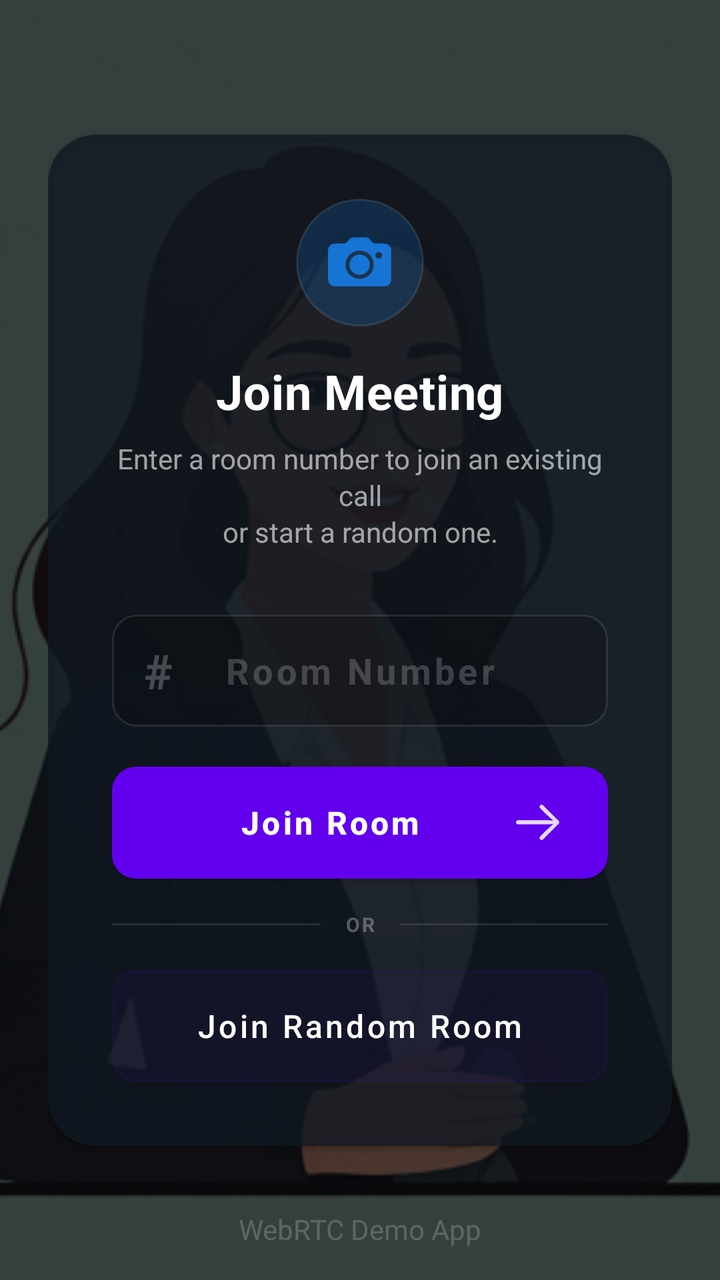
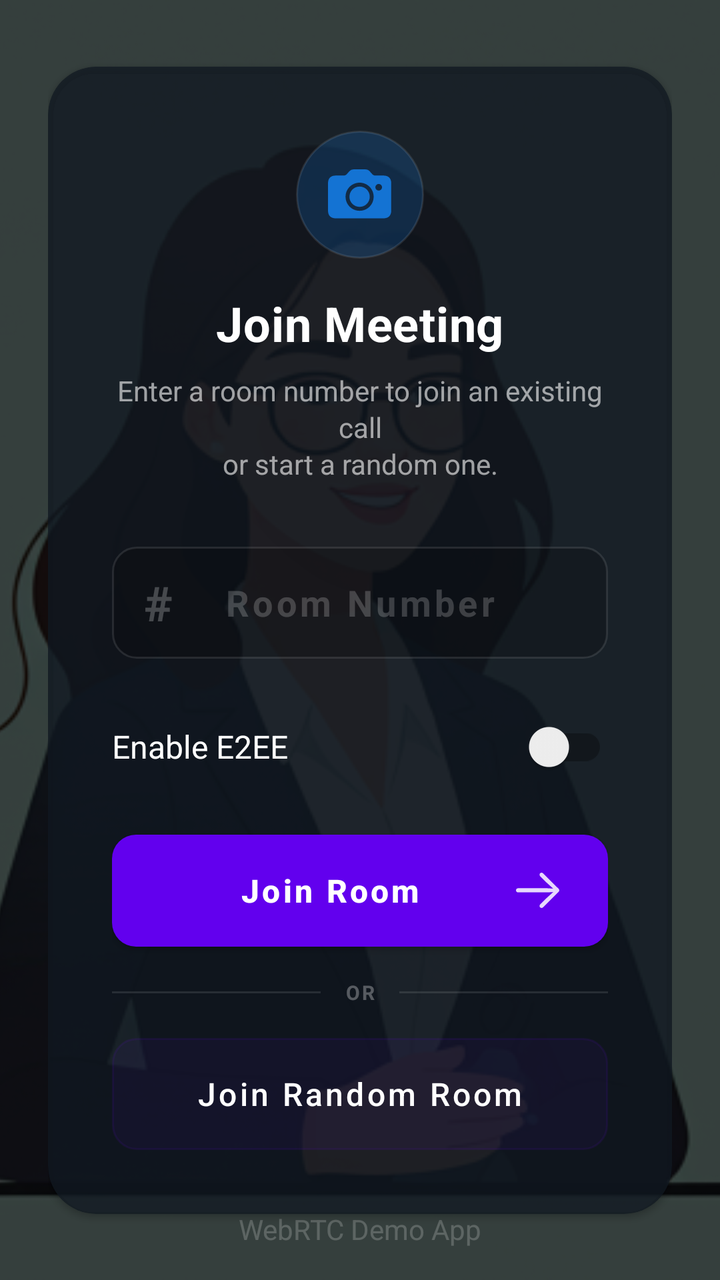

An Android layout rendered at two revisions. The XML below is the earlier revision; the diff shows what the commit changed to produce the second picture.
<!-- AndroidManifest.xml: application theme Theme.MyApplication -->
<!-- res/layout/activity_main.xml -->
<?xml version="1.0" encoding="utf-8"?>
<FrameLayout xmlns:android="http://schemas.android.com/apk/res/android"
    xmlns:app="http://schemas.android.com/apk/res-auto"
    xmlns:tools="http://schemas.android.com/tools"
    android:layout_width="match_parent"
    android:layout_height="match_parent">

    
    <ImageView
        android:id="@+id/backgroundImage"
        android:layout_width="match_parent"
        android:layout_height="match_parent"
        android:scaleType="centerCrop"
        android:src="@drawable/background"
        android:contentDescription="Background" />

    
    <View
        android:layout_width="match_parent"
        android:layout_height="match_parent"
        android:background="#B3000000" />

    
    <ScrollView
        android:layout_width="match_parent"
        android:layout_height="match_parent"
        android:fillViewport="true">

        <androidx.constraintlayout.widget.ConstraintLayout
            android:layout_width="match_parent"
            android:layout_height="wrap_content"
            android:paddingHorizontal="24dp">

            
            <androidx.cardview.widget.CardView
                android:id="@+id/glassPanelCard"
                android:layout_width="0dp"
                android:layout_height="wrap_content"
                android:layout_marginHorizontal="0dp"
                app:cardBackgroundColor="@color/glass_panel"
                app:cardCornerRadius="24dp"
                app:layout_constraintBottom_toBottomOf="parent"
                app:layout_constraintEnd_toEndOf="parent"
                app:layout_constraintStart_toStartOf="parent"
                app:layout_constraintTop_toTopOf="parent"
                app:layout_constraintWidth_max="400dp">

                <LinearLayout
                    android:layout_width="match_parent"
                    android:layout_height="wrap_content"
                    android:gravity="center"
                    android:orientation="vertical"
                    android:padding="32dp">

                    
                    <FrameLayout
                        android:layout_width="64dp"
                        android:layout_height="64dp"
                        android:layout_marginBottom="8dp"
                        android:background="@drawable/icon_circle_background">

                        <ImageView
                            android:layout_width="32dp"
                            android:layout_height="32dp"
                            android:layout_gravity="center"
                            android:contentDescription="Video Call Icon"
                            android:src="@drawable/camera_fill"
                            android:tint="@color/primary" />
                    </FrameLayout>

                    
                    <TextView
                        android:layout_width="wrap_content"
                        android:layout_height="wrap_content"
                        android:layout_marginTop="8dp"
                        android:letterSpacing="0.01"
                        android:text="Join Meeting"
                        android:textColor="@color/white"
                        android:textSize="24sp"
                        android:textStyle="bold" />

                    
                    <TextView
                        android:layout_width="wrap_content"
                        android:layout_height="wrap_content"
                        android:layout_marginTop="8dp"
                        android:layout_marginBottom="32dp"
                        android:lineSpacingExtra="2dp"
                        android:text="Enter a room number to join an existing call\nor start a random one."
                        android:textAlignment="center"
                        android:textColor="@color/white_60"
                        android:textSize="14sp" />

                    
                    <FrameLayout
                        android:layout_width="match_parent"
                        android:layout_height="wrap_content"
                        android:layout_marginBottom="20dp">

                        
                        <TextView
                            android:layout_width="wrap_content"
                            android:layout_height="wrap_content"
                            android:layout_gravity="center_vertical|start"
                            android:layout_marginStart="16dp"
                            android:text="#"
                            android:textColor="@color/white_30"
                            android:textSize="24sp"
                            android:textStyle="bold" />

                        
                        <EditText
                            android:id="@+id/roomIDText"
                            android:layout_width="match_parent"
                            android:layout_height="56dp"
                            android:background="@drawable/input_background"
                            android:gravity="center"
                            android:hint="Room Number"
                            android:inputType="number"
                            android:letterSpacing="0.1"
                            android:paddingHorizontal="48dp"
                            android:paddingVertical="16dp"
                            android:textColor="@color/white"
                            android:textColorHint="@color/white_20"
                            android:textSize="18sp"
                            android:textStyle="bold" />
                    </FrameLayout>

                    
                    <Button
                        android:id="@+id/btnJoin"
                        android:layout_width="match_parent"
                        android:layout_height="56dp"
                        android:layout_marginBottom="12dp"
                        android:background="@drawable/btn_primary_background"
                        android:drawableEnd="@drawable/arrow_right"
                        android:drawablePadding="8dp"
                        android:gravity="center"
                        android:paddingHorizontal="24dp"
                        android:text="Join Room"
                        android:textAllCaps="false"
                        android:textColor="@color/white"
                        android:textSize="16sp"
                        android:textStyle="bold" />

                    
                    <LinearLayout
                        android:layout_width="match_parent"
                        android:layout_height="wrap_content"
                        android:layout_marginVertical="4dp"
                        android:gravity="center_vertical"
                        android:orientation="horizontal">

                        <View
                            android:layout_width="0dp"
                            android:layout_height="1dp"
                            android:layout_weight="1"
                            android:background="@color/white_10" />

                        <TextView
                            android:layout_width="wrap_content"
                            android:layout_height="wrap_content"
                            android:letterSpacing="0.1"
                            android:paddingHorizontal="12dp"
                            android:text="OR"
                            android:textColor="@color/white_30"
                            android:textSize="10sp"
                            android:textStyle="bold" />

                        <View
                            android:layout_width="0dp"
                            android:layout_height="1dp"
                            android:layout_weight="1"
                            android:background="@color/white_10" />
                    </LinearLayout>

                    
                    <Button
                        android:id="@+id/btnRandom"
                        android:layout_width="match_parent"
                        android:layout_height="56dp"
                        android:layout_marginTop="12dp"
                        android:background="@drawable/btn_secondary_background"
                        android:drawableStart="@drawable/shuffle"
                        android:drawablePadding="8dp"
                        android:drawableTint="@color/white_60"
                        android:gravity="center"
                        android:paddingHorizontal="24dp"
                        android:text="Join Random Room"
                        android:textAllCaps="false"
                        android:textColor="@color/white"
                        android:textSize="16sp" />
                </LinearLayout>
            </androidx.cardview.widget.CardView>

            
            <TextView
                android:layout_width="wrap_content"
                android:layout_height="wrap_content"
                android:text="WebRTC Demo App"
                android:textColor="@color/white_20"
                android:textSize="14sp"
                android:layout_marginBottom="16dp"

                app:layout_constraintStart_toStartOf="parent"
                app:layout_constraintEnd_toEndOf="parent"
                app:layout_constraintBottom_toBottomOf="parent"
                app:layout_constraintVertical_bias="1.0" />

        </androidx.constraintlayout.widget.ConstraintLayout>
    </ScrollView>
</FrameLayout>
<!-- resources referenced by this layout -->
<resources>
  <color name="glass_panel">#BF101922</color>
  <color name="primary">#137FEC</color>
  <color name="white">#FFFFFFFF</color>
  <color name="white_10">#1AFFFFFF</color>
  <color name="white_20">#33FFFFFF</color>
  <color name="white_30">#4DFFFFFF</color>
  <color name="white_60">#99FFFFFF</color>
  <!-- drawable btn_primary_background (drawable) -->
  <?xml version="1.0" encoding="utf-8"?>
  <ripple xmlns:android="http://schemas.android.com/apk/res/android"
      android:color="#3FFFFFFF">
      <item>
          <shape android:shape="rectangle">
              <solid android:color="#137FEC" />
              <corners android:radius="12dp" />
          </shape>
      </item>
  </ripple>
  <!-- drawable btn_secondary_background (drawable) -->
  <?xml version="1.0" encoding="utf-8"?>
  <ripple xmlns:android="http://schemas.android.com/apk/res/android"
      android:color="#1AFFFFFF">
      <item>
          <shape android:shape="rectangle">
              <solid android:color="#0DFFFFFF" />
              <stroke
                  android:width="1dp"
                  android:color="#1AFFFFFF" />
              <corners android:radius="12dp" />
          </shape>
      </item>
  </ripple>
  <!-- drawable icon_circle_background (drawable) -->
  <?xml version="1.0" encoding="utf-8"?>
  <shape xmlns:android="http://schemas.android.com/apk/res/android"
      android:shape="oval">
      <solid android:color="#33137FEC" />
      <stroke
          android:width="1dp"
          android:color="#1AFFFFFF" />
  </shape>
  <!-- drawable input_background (drawable) -->
  <?xml version="1.0" encoding="utf-8"?>
  <selector xmlns:android="http://schemas.android.com/apk/res/android">
      <item android:state_focused="true">
          <shape android:shape="rectangle">
              <solid android:color="#4D000000" />
              <stroke
                  android:width="2dp"
                  android:color="#137FEC" />
              <corners android:radius="12dp" />
          </shape>
      </item>
      <item>
          <shape android:shape="rectangle">
              <solid android:color="#33000000" />
              <stroke
                  android:width="1dp"
                  android:color="#1AFFFFFF" />
              <corners android:radius="12dp" />
          </shape>
      </item>
  </selector>
  <style name="Theme.MyApplication" parent="Theme.MaterialComponents.DayNight.DarkActionBar">
          
          <item name="colorPrimary">@color/purple_500</item>
          <item name="colorPrimaryVariant">@color/purple_700</item>
          <item name="colorOnPrimary">@color/white</item>
          
          <item name="colorSecondary">@color/teal_200</item>
          <item name="colorSecondaryVariant">@color/teal_700</item>
          <item name="colorOnSecondary">@color/black</item>
          
          <item name="android:statusBarColor">?attr/colorPrimaryVariant</item>
          
      </style>
  <color name="purple_500">#FF6200EE</color>
  <color name="purple_700">#FF3700B3</color>
  <color name="teal_200">#FF03DAC5</color>
  <color name="teal_700">#FF018786</color>
  <color name="black">#FF000000</color>
  <!-- unchanged entries left out for length: 4 -->
</resources>

<!-- the commit's change to res/layout/activity_main.xml (unified diff, before → after) -->
@@ -127,6 +127,16 @@
                     </FrameLayout>
 
                     
+                    <androidx.appcompat.widget.SwitchCompat
+                        android:id="@+id/switchE2ee"
+                        android:layout_width="match_parent"
+                        android:layout_height="wrap_content"
+                        android:layout_marginBottom="20dp"
+                        android:text="Enable E2EE"
+                        android:textColor="@color/white"
+                        android:textSize="16sp" />
+
+                    
                     <Button
                         android:id="@+id/btnJoin"
                         android:layout_width="match_parent"
